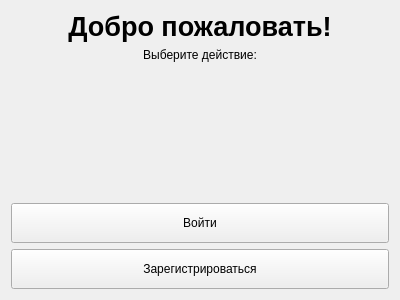
Before: the Qt Designer form src/smart_todo_list/ui/welcome_window.ui in daryapinevich-hash/Project_2025_fall_smart_todo_list, drawn with Qt 5.
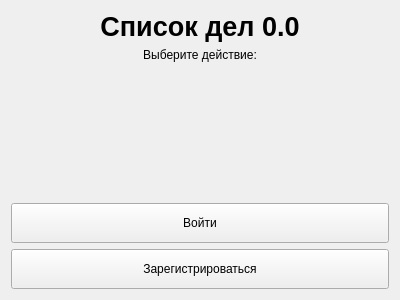
After: the same form once the commit is applied.

```diff
--- a/src/smart_todo_list/ui/welcome_window.ui
+++ b/src/smart_todo_list/ui/welcome_window.ui
@@ -14,7 +14,7 @@
    <item>
     <widget class="QLabel" name="titleLabel">
      <property name="text">
-      <string>Добро пожаловать!</string>
+      <string>Список дел 0.0</string>
      </property>
      <property name="alignment">
       <set>Qt::AlignCenter</set>
```
